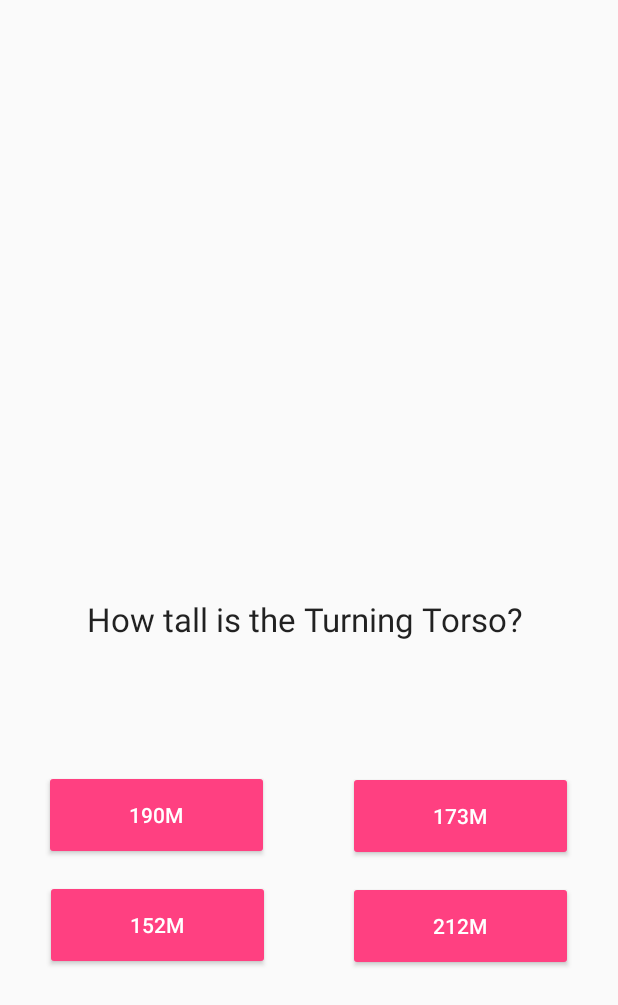
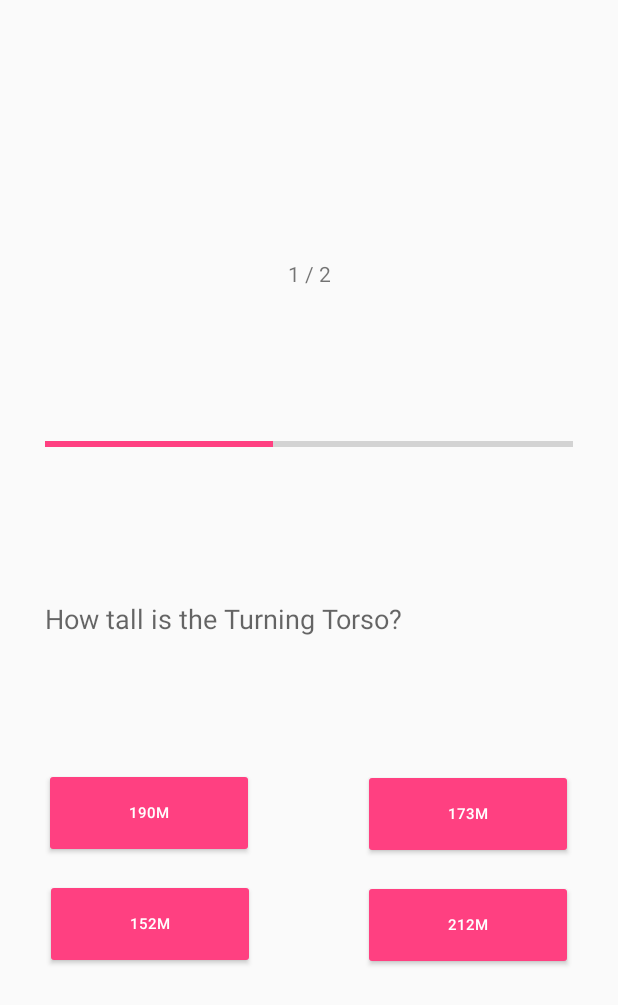
Before and after one commit to PeterSkopal/mamn01-ottawa-TreasureHunt, an Android app: the screen it shows after launch (CheckpointActivity), after a tap on "CHECKPOINT", on a phone screen of 412 x 824 dp. Shown: the top 1005 px of the screen. Run offline under Robolectric (Android 15) with nearby library versions, the phone set to English and light mode, and no system bars.

Commit message:
Added another question to fake quiz, countdown progress bar and answer button interactions

```diff
--- a/app/src/main/java/com/ottawa/treasurehunt/treasurehunt/MainActivity.java
+++ b/app/src/main/java/com/ottawa/treasurehunt/treasurehunt/MainActivity.java
@@ -32,7 +32,10 @@
         Intent i = new Intent(this, CheckpointActivity.class);
         i.putExtra(CheckpointActivity.GAME_TYPE, CheckpointActivity.QUIZ);
 
-        String[] questions = new String[]{ "How tall is the Turning Torso? " };
+        String[] questions = new String[]{
+                "How tall is the Turning Torso?",
+                "Where's the headquarters of the automotive company Tesla located?"
+        };
 
         i.putExtra(CheckpointActivity.QUIZ_QUESTIONS, questions);
 
@@ -42,8 +45,17 @@
         firstQAnswers.put("173m", false);
         firstQAnswers.put("190m", true);
 
+        HashMap<String, Boolean> secondQAnswers = new HashMap<>();
+        secondQAnswers.put("Los Angeles, California", false);
+        secondQAnswers.put("Palo Alto, California", true);
+        secondQAnswers.put("San Fransisco, California", false);
+        secondQAnswers.put("Silicon Valley, California", false);
+
         @SuppressWarnings("unchecked")
-        HashMap<String, Boolean>[] answers = new HashMap[]{ firstQAnswers };
+        HashMap<String, Boolean>[] answers = new HashMap[]{
+                firstQAnswers,
+                secondQAnswers
+        };
 
         i.putExtra(CheckpointActivity.QUIZ_ANSWERS, answers);
 
--- a/app/src/main/java/com/ottawa/treasurehunt/treasurehunt/checkpoint/CheckpointActivity.java
+++ b/app/src/main/java/com/ottawa/treasurehunt/treasurehunt/checkpoint/CheckpointActivity.java
@@ -1,16 +1,17 @@
 package com.ottawa.treasurehunt.treasurehunt.checkpoint;
 
 import android.app.Fragment;
-import android.net.Uri;
+import android.content.Intent;
 import android.support.v4.app.FragmentActivity;
 import android.os.Bundle;
 import android.util.Log;
 
+import com.ottawa.treasurehunt.treasurehunt.Play;
 import com.ottawa.treasurehunt.treasurehunt.R;
 
 import java.util.HashMap;
 
-public class CheckpointActivity extends FragmentActivity implements QuizFragment.OnFragmentInteractionListener {
+public class CheckpointActivity extends FragmentActivity implements QuizFragment.ICallback {
     public static final String GAME_TYPE = "GAME_TYPE";
 
     public static final String MINIGAME = "GAME_MINIGAME";
@@ -19,6 +20,10 @@
     public static final String QUIZ = "GAME_QUIZ";
     public static final String QUIZ_QUESTIONS = "GAME_QUIZ_QUESTION";
     public static final String QUIZ_ANSWERS = "GAME_QUIZ_ANSWERS";
+
+    Fragment[] quizFragments;
+    int currentQuiz;
+    int currentPoints;
 
     @Override
     protected void onCreate(Bundle savedInstanceState) {
@@ -44,8 +49,21 @@
                     (HashMap<String, Boolean>[]) bundle.getSerializable(QUIZ_ANSWERS);
 
             Log.i("Checkpoint", "Launching QuizFragment");
+            Log.i("Checkpoint", "Question length: " + question.length);
+            Log.i("Checkpoint", "Answers length: " + answers.length);
 
-            setFragment(QuizFragment.newInstance(question[0], answers[0]));
+            if (question.length != answers.length)
+                throw new RuntimeException("CheckpointActivity: Must provide answers for all questions.");
+
+            quizFragments = new Fragment[question.length];
+
+            for (int i = 0; i < question.length; i++) {
+                quizFragments[i] = QuizFragment.newInstance(
+                        question[i], answers[i], i + 1, question.length);
+            }
+
+            setFragment(quizFragments[0]);
+            currentQuiz = 0;
         }
     }
 
@@ -58,7 +76,22 @@
     }
 
     @Override
-    public void onFragmentInteraction(Uri uri) {
-        Log.i("Checkpoint", "onFragmentInteraction URI: " + uri);
+    public void callback(boolean answeredCorrect) {
+        currentQuiz++;
+
+        if (answeredCorrect)
+            currentPoints++; // placeholder
+
+        Log.i("Checkpoint", "Trying to launch next quizFragment.");
+
+        if (currentQuiz < quizFragments.length) {
+            setFragment(quizFragments[currentQuiz]);
+        } else {
+            // no more quiz fragments
+            // collect and store the points
+            // return to Play activity
+            this.startActivity(
+                    new Intent(this, Play.class));
+        }
     }
 }
--- a/app/src/main/java/com/ottawa/treasurehunt/treasurehunt/checkpoint/QuizFragment.java
+++ b/app/src/main/java/com/ottawa/treasurehunt/treasurehunt/checkpoint/QuizFragment.java
@@ -4,10 +4,12 @@
 import android.net.Uri;
 import android.os.Bundle;
 import android.app.Fragment;
+import android.os.Handler;
 import android.view.LayoutInflater;
 import android.view.View;
 import android.view.ViewGroup;
 import android.widget.Button;
+import android.widget.ProgressBar;
 import android.widget.TextView;
 
 import com.ottawa.treasurehunt.treasurehunt.R;
@@ -18,14 +20,36 @@
 public class QuizFragment extends Fragment {
     private static final String QUESTION = "QUESTION";
     private static final String ANSWERS = "ANSWERS";
+    private static final String QUIZ_NUM = "QUIZ_NUM";
+    private static final String QUIZ_TOTAL = "QUIZ_TOTAL";
 
     private String question;
     private HashMap<String, Boolean> answers;
+    private int quizNumber;
+    private int quizNumberTotal;
 
-    private OnFragmentInteractionListener mListener;
+    private ICallback mCallback;
 
+    TextView txtQuizProgress;
+    ProgressBar progressTimeLeft;
+    Handler progressTimeHandler;
+    Runnable progressTimeRunnable;
     TextView txtQuestion;
     Button[] btns;
+
+    View.OnClickListener onAnswerClick = new View.OnClickListener() {
+        @Override
+        public void onClick(View v) {
+            if (answers.get(((Button) v).getText())) {
+                progressTimeHandler.removeCallbacks(progressTimeRunnable);  // should be moved to
+                                                                            // onDestroy or onPause?
+                mCallback.callback(true); // answer was correct
+            } else {
+                // answer was incorrect
+            }
+        }
+    };
+
 
     public QuizFragment() {
         // Required empty public constructor
@@ -40,11 +64,16 @@
      * @return A new instance of fragment QuizFragment.
      */
     // TODO: Rename and change types and number of parameters
-    public static QuizFragment newInstance(String question, HashMap<String, Boolean> answers) {
+    public static QuizFragment newInstance(String question,
+                                           HashMap<String, Boolean> answers,
+                                           int quizNumber,
+                                           int quizNumberTotal) {
         QuizFragment fragment = new QuizFragment();
         Bundle args = new Bundle();
         args.putString(QUESTION, question);
         args.putSerializable(ANSWERS, answers);
+        args.putInt(QUIZ_NUM, quizNumber);
+        args.putInt(QUIZ_TOTAL, quizNumberTotal);
         fragment.setArguments(args);
         return fragment;
     }
@@ -56,6 +85,8 @@
         if (getArguments() != null) {
             question = getArguments().getString(QUESTION);
             answers = (HashMap<String, Boolean>) getArguments().getSerializable(ANSWERS);
+            quizNumber = getArguments().getInt(QUIZ_NUM);
+            quizNumberTotal = getArguments().getInt(QUIZ_TOTAL);
         }
     }
 
@@ -64,6 +95,8 @@
                              Bundle savedInstanceState) {
         View view = inflater.inflate(R.layout.fragment_quiz, container, false);
 
+        txtQuizProgress = (TextView) view.findViewById(R.id.txtQuizProgress);
+        progressTimeLeft = (ProgressBar) view.findViewById(R.id.progressTimeLeft);
         txtQuestion = (TextView) view.findViewById(R.id.txtQuestion);
         btns = new Button[]{
                 (Button) view.findViewById(R.id.btnAns1),
@@ -72,52 +105,55 @@
                 (Button) view.findViewById(R.id.btnAns4)
         };
 
+        txtQuizProgress.setText(String.format("%d / %d", quizNumber, quizNumberTotal));
         txtQuestion.setText(question);
 
         int i = 0;
         for (Map.Entry<String, Boolean> entry : answers.entrySet()) {
+            btns[i].setOnClickListener(onAnswerClick);
             btns[i++].setText(entry.getKey());
         }
 
+        progressTimeHandler = new Handler();
+        progressTimeRunnable = new Runnable() { // Progress timer, if progress = 100 then start next quiz
+            int count = 0;
+
+            @Override
+            public void run() {
+                if (count <= 100) {
+                    progressTimeLeft.setProgress(count++);
+                    progressTimeHandler.postDelayed(this, 50);
+                } else {
+                    progressTimeHandler.removeCallbacks(this);
+                    mCallback.callback(false);
+                }
+            }
+        };
+
+        progressTimeRunnable.run();
+
         return view;
-    }
-
-    // TODO: Rename method, update argument and hook method into UI event
-    public void onButtonPressed(Uri uri) {
-        if (mListener != null) {
-            mListener.onFragmentInteraction(uri);
-        }
     }
 
     @Override
     public void onAttach(Context context) {
         super.onAttach(context);
-        if (context instanceof OnFragmentInteractionListener) {
-            mListener = (OnFragmentInteractionListener) context;
+        if (context instanceof ICallback) {
+            mCallback = (ICallback) context;
         } else {
             throw new RuntimeException(context.toString()
-                    + " must implement OnFragmentInteractionListener");
+                    + " must implement ICallback");
         }
     }
 
     @Override
     public void onDetach() {
         super.onDetach();
-        mListener = null;
+        mCallback = null;
+        progressTimeHandler.removeCallbacks(progressTimeRunnable);
     }
 
-    /**
-     * This interface must be implemented by activities that contain this
-     * fragment to allow an interaction in this fragment to be communicated
-     * to the activity and potentially other fragments contained in that
-     * activity.
-     * <p>
-     * See the Android Training lesson <a href=
-     * "http://developer.android.com/training/basics/fragments/communicating.html"
-     * >Communicating with Other Fragments</a> for more information.
-     */
-    public interface OnFragmentInteractionListener {
-        // TODO: Update argument type and name
-        void onFragmentInteraction(Uri uri);
+    public interface ICallback {
+        void callback(boolean wasCorrect);
     }
 }
--- a/app/src/main/res/layout/fragment_quiz.xml
+++ b/app/src/main/res/layout/fragment_quiz.xml
@@ -11,18 +11,20 @@
 
         <TextView
             android:id="@+id/txtQuestion"
-            android:layout_width="wrap_content"
+            android:layout_width="0dp"
             android:layout_height="wrap_content"
+            android:layout_marginBottom="8dp"
+            android:layout_marginEnd="8dp"
             android:layout_marginLeft="8dp"
             android:layout_marginRight="8dp"
+            android:layout_marginStart="8dp"
             android:layout_marginTop="8dp"
             android:text="TextView"
-            android:textAppearance="@android:style/TextAppearance.Material.Large"
+            android:textAppearance="@android:style/TextAppearance.Material.Medium"
+            app:layout_constraintBottom_toBottomOf="parent"
             app:layout_constraintLeft_toLeftOf="parent"
             app:layout_constraintRight_toRightOf="parent"
-            app:layout_constraintTop_toTopOf="parent"
-            app:layout_constraintBottom_toBottomOf="parent"
-            android:layout_marginBottom="8dp" />
+            app:layout_constraintTop_toTopOf="parent" />
 
         <Button
             android:id="@+id/btnAns1"
@@ -31,10 +33,14 @@
             android:layout_height="wrap_content"
             android:layout_marginBottom="8dp"
             android:layout_marginLeft="7dp"
+            android:layout_marginStart="7dp"
             android:layout_marginTop="7dp"
+            android:maxHeight="70dp"
+            android:maxWidth="160dp"
+            android:minHeight="60dp"
+            android:minWidth="140dp"
             android:text="Button"
-            android:minWidth="150dp"
-            android:minHeight="60dp"
+            android:textSize="10dp"
             app:layout_constraintBottom_toBottomOf="parent"
             app:layout_constraintLeft_toLeftOf="parent"
             app:layout_constraintTop_toBottomOf="@+id/txtQuestion" />
@@ -45,11 +51,15 @@
             android:layout_width="wrap_content"
             android:layout_height="wrap_content"
             android:layout_marginBottom="8dp"
+            android:layout_marginEnd="8dp"
             android:layout_marginRight="8dp"
             android:layout_marginTop="8dp"
+            android:maxHeight="70dp"
+            android:maxWidth="160dp"
+            android:minHeight="60dp"
+            android:minWidth="140dp"
             android:text="Button"
-            android:minWidth="150dp"
-            android:minHeight="60dp"
+            android:textSize="10dp"
             app:layout_constraintBottom_toBottomOf="parent"
             app:layout_constraintRight_toRightOf="parent"
             app:layout_constraintTop_toBottomOf="@+id/txtQuestion" />
@@ -61,10 +71,14 @@
             android:layout_height="wrap_content"
             android:layout_marginBottom="8dp"
             android:layout_marginLeft="8dp"
+            android:layout_marginStart="8dp"
             android:layout_marginTop="8dp"
+            android:maxHeight="70dp"
+            android:maxWidth="160dp"
+            android:minHeight="60dp"
+            android:minWidth="140dp"
             android:text="Button"
-            android:minWidth="150dp"
-            android:minHeight="60dp"
+            android:textSize="10dp"
             app:layout_constraintBottom_toBottomOf="parent"
             app:layout_constraintLeft_toLeftOf="parent"
             app:layout_constraintTop_toBottomOf="@+id/btnAns1" />
@@ -75,13 +89,46 @@
             android:layout_width="wrap_content"
             android:layout_height="wrap_content"
             android:layout_marginBottom="8dp"
+            android:layout_marginEnd="8dp"
             android:layout_marginRight="8dp"
             android:layout_marginTop="8dp"
+            android:maxHeight="70dp"
+            android:maxWidth="160dp"
+            android:minHeight="60dp"
+            android:minWidth="140dp"
             android:text="Button"
-            android:minWidth="150dp"
-            android:minHeight="60dp"
+            android:textSize="10dp"
             app:layout_constraintBottom_toBottomOf="parent"
             app:layout_constraintRight_toRightOf="parent"
             app:layout_constraintTop_toBottomOf="@+id/btnAns2" />
+
+        <TextView
+            android:id="@+id/txtQuizProgress"
+            android:layout_width="wrap_content"
+            android:layout_height="wrap_content"
+            android:layout_marginEnd="8dp"
+            android:layout_marginRight="8dp"
+            android:layout_marginTop="8dp"
+            android:text="TextView"
+            app:layout_constraintRight_toRightOf="parent"
+            app:layout_constraintTop_toTopOf="parent"
+            android:layout_marginLeft="8dp"
+            app:layout_constraintLeft_toLeftOf="parent" />
+
+        <ProgressBar
+            android:id="@+id/progressTimeLeft"
+            style="?android:attr/progressBarStyleHorizontal"
+            android:layout_width="0dp"
+            android:layout_height="wrap_content"
+            android:layout_marginBottom="8dp"
+            android:layout_marginLeft="8dp"
+            android:layout_marginRight="8dp"
+            android:layout_marginTop="8dp"
+            app:layout_constraintBottom_toTopOf="@+id/txtQuestion"
+            app:layout_constraintLeft_toLeftOf="parent"
+            app:layout_constraintRight_toRightOf="parent"
+            app:layout_constraintTop_toBottomOf="@+id/txtQuizProgress"
+            android:layout_marginStart="8dp"
+            android:layout_marginEnd="8dp" />
     </android.support.constraint.ConstraintLayout>
 </FrameLayout>
```
